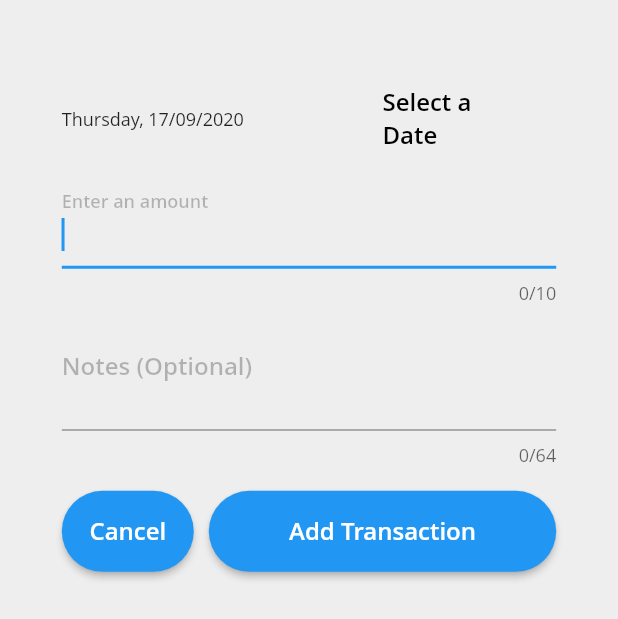
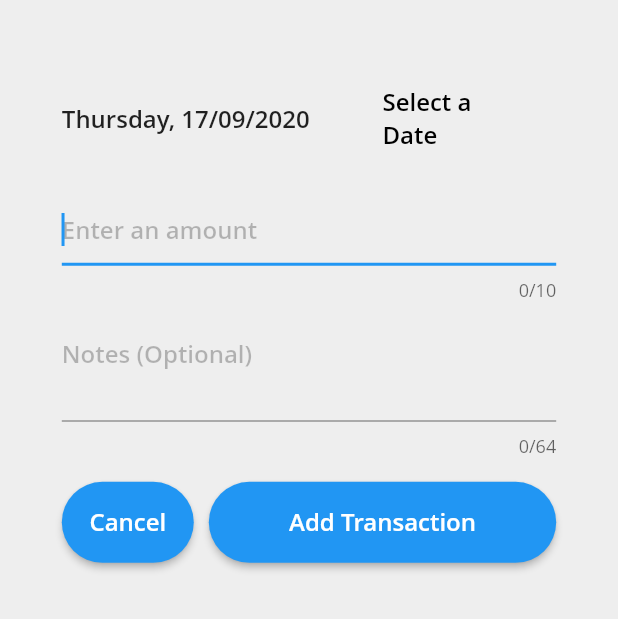
Before and after one commit to usavas/budgee, a Flutter app: the screen it shows after launch, after a tap on the "arrow forward" icon, after a tap on "Rent", on a phone screen of 412 x 824 dp. Shown: the top 619 px of the screen. Run offline on Flutter 3.47's test engine with Material 2 defaults, Android fonts, the phone set to English and light mode, and no system bars; our stand-ins replace auto_size_text, charts_flutter, pie_chart, shared_preferences, sqflite; missing offline and left inert: admob_flutter; accounts and stored records are empty; Roboto replaces fonts that are missing (Open Sans); project files that could hold a hidden picture were left out.

Commit message:
change UI to put placeholders for future futurebuilders   change theme (after depreciation of textTheme.body1 and body2   add time to transaction history info

```diff
--- a/lib/UI/screens/account/add_transaction.dart
+++ b/lib/UI/screens/account/add_transaction.dart
@@ -1,8 +1,6 @@
 import 'dart:developer';
 import 'package:expenses/UI/helper/date_formatter.dart';
-import 'package:expenses/UI/screens/account/providers/current_month_year_provider.dart';
 import 'package:expenses/UI/screens/account/providers/mothly_totals_provider.dart';
-import 'package:expenses/dao/transaction_info_dao.dart';
 import 'package:expenses/models/transaction_info.dart';
 import 'package:expenses/models/transaction_type.dart';
 import 'package:expenses/repositories/transaction_repository.dart';
@@ -61,7 +59,7 @@ class _AddTransactionState extends State<AddTransaction> {
   @override
   Widget build(BuildContext context) {
     final Padding _padding = Padding(
-      padding: EdgeInsets.only(top: 0),
+      padding: EdgeInsets.only(top: 12),
     );
 
     MonthlyTotalsProvider _monthlyTotalProvider =
@@ -86,6 +84,7 @@ class _AddTransactionState extends State<AddTransaction> {
                             child: Text(
                               getOnlyDateString(selectedDate).toString(),
                               textAlign: TextAlign.start,
+                              style: Theme.of(context).textTheme.bodyText1,
                             ),
                           ),
                           Expanded(
@@ -105,7 +104,8 @@ class _AddTransactionState extends State<AddTransaction> {
                             signed: false, decimal: true),
                         maxLength: 10,
                         decoration: const InputDecoration(
-                          labelText: 'Enter an amount',
+                          hintText: 'Enter an amount',
+                          // labelText: 'Enter an amount',
                         ),
                         validator: (value) {
                           if (value.trim().isEmpty) {
@@ -123,7 +123,8 @@ class _AddTransactionState extends State<AddTransaction> {
                         maxLines: 2,
                         maxLength: 64,
                         decoration: const InputDecoration(
-                          labelText: 'Notes (Optional)',
+                          hintText: 'Notes (Optional)',
+                          // labelText: 'Notes (Optional)',
                         ),
                       ),
                       Padding(
--- a/lib/UI/screens/account/current_month.dart
+++ b/lib/UI/screens/account/current_month.dart
@@ -30,8 +30,11 @@ class CurrentMonth extends StatelessWidget {
                   monthProvider.decreaseMonth();
                 },
               ),
-              Text(getCurrMonthYear(DateTime(
-                  monthProvider.currentYear, monthProvider.currentMonth))),
+              Text(
+                getCurrMonthYear(DateTime(
+                    monthProvider.currentYear, monthProvider.currentMonth)),
+                style: Theme.of(context).textTheme.bodyText1,
+              ),
               IconButton(
                 icon: Icon(Icons.arrow_forward),
                 color: Theme.of(context).textTheme.bodyText1.color,
--- a/lib/UI/screens/account/monthly_total_stats.dart
+++ b/lib/UI/screens/account/monthly_total_stats.dart
@@ -1,7 +1,6 @@
 import 'package:expenses/UI/screens/account/providers/current_month_year_provider.dart';
 import 'package:expenses/UI/screens/account/providers/mothly_totals_provider.dart';
 import 'package:expenses/models/monthly_total.dart';
-import 'package:expenses/repositories/monthly_totals_repository.dart';
 import 'package:flutter/material.dart';
 import 'package:provider/provider.dart';
 
@@ -55,49 +54,45 @@ class _MonthlyTotalStatsState extends State<MonthlyTotalStats> {
                       monthYearProvider.currentYear,
                       monthYearProvider.currentMonth),
                 ]),
+                initialData: [
+                  MonthlyTotalAmount(amount: 0),
+                  MonthlyTotalAmount(amount: 0),
+                ],
                 builder: (context, snapshot) {
-                  if (snapshot.connectionState == ConnectionState.done) {
+                  final Padding _padding =
+                      Padding(padding: EdgeInsets.only(top: _paddingBtwTexts));
+
+                  // if (snapshot.connectionState == ConnectionState.done) {
                   if (snapshot.hasError) {
-                      // this returns an empty list from respected dao, check if the list empty, and only then show this text
                     print(snapshot.error);
                     return Center(
                         child: Text(
                             'Add transactions to see the monthly statistics'));
                   }
+
                   return Column(
                     mainAxisAlignment: MainAxisAlignment.start,
                     crossAxisAlignment: CrossAxisAlignment.start,
                     children: <Widget>[
-                        Padding(
-                            padding: EdgeInsets.only(top: _paddingBtwTexts)),
+                      _padding,
                       AccountBalanceInfoRow(
                           'Income:',
                           snapshot.data[0].amount.toStringAsFixed(2),
                           Colors.green),
-                        Padding(
-                            padding: EdgeInsets.only(top: _paddingBtwTexts)),
+                      _padding,
                       AccountBalanceInfoRow(
                           'Expense:',
                           snapshot.data[1].amount.toStringAsFixed(2),
                           Colors.red),
-                        Padding(
-                            padding: EdgeInsets.only(top: _paddingBtwTexts)),
+                      _padding,
                       AccountBalanceInfoRow(
                           'Saved:',
                           (snapshot.data[0].amount - snapshot.data[1].amount)
                               .toStringAsFixed(2),
                           Colors.blue),
-                        Padding(
-                            padding: EdgeInsets.only(top: _paddingBtwTexts)),
+                      _padding,
                     ],
                   );
-                  } else {
-                    return Center(
-
-                        // child: Text('Fetching statistics'),
-
-                        );
-                  }
                 });
           }),
         )),
--- a/lib/UI/themes/dark_theme_styles.dart
+++ b/lib/UI/themes/alternative_themes.dart
@@ -35,6 +35,19 @@ class Styles {
             fontFamily: _fontFamily,
             fontWeight: FontWeight.w600,
             fontSize: 16,
+            color: isDarkTheme ? Colors.white70 : Colors.black87,
+          ),
+          headline5: TextStyle(
+            fontFamily: _fontFamily,
+            fontWeight: FontWeight.w400,
+            fontSize: 14,
+            color: isDarkTheme ? Colors.white70 : Colors.black87,
+          ),
+          headline6: TextStyle(
+            fontFamily: _fontFamily,
+            fontWeight: FontWeight.w300,
+            fontSize: 14,
+            color: isDarkTheme ? Colors.white70 : Colors.black87,
           ),
           // this color is used for the weekdays on datepicker widget
           caption: TextStyle(
--- a/lib/UI/themes/darktheme_provider.dart
+++ b/lib/UI/themes/darktheme_provider.dart
@@ -1,4 +1,4 @@
-import 'shared_freferences.dart';
+import 'dark_theme_preference.dart';
 import 'package:flutter/material.dart';
 
 class DarkThemeProvider with ChangeNotifier {
--- a/lib/main.dart
+++ b/lib/main.dart
@@ -5,7 +5,7 @@ import 'package:provider/provider.dart';
 
 import 'UI/helper/admob_helper.dart';
 import 'UI/screens/account/providers/mothly_totals_provider.dart';
-import 'UI/themes/dark_theme_styles.dart';
+import 'UI/themes/alternative_themes.dart';
 import 'UI/themes/darktheme_provider.dart';
 import 'UI/screens/bottomnavigation.dart';
 
--- a/pubspec.yaml
+++ b/pubspec.yaml
@@ -32,6 +32,7 @@ dependencies:
   intl: ^0.16.1
   shared_preferences: ^0.5.6+3
   flutter_launcher_icons: "^0.8.0"
+  numberpicker: ^1.2.1
 
   # The following adds the Cupertino Icons font to your application.
   # Use with the CupertinoIcons class for iOS style icons.
```
Also changed, not shown: lib/UI/helper/date_formatter.dart (+7 -2 lines), lib/UI/screens/transactionhistory/transaction_history.dart (+32 -11 lines), lib/UI/themes/dark_theme_preference.dart (renamed from lib/UI/themes/shared_freferences.dart), pubspec.lock. Lines whose indentation alone changed are shown as unchanged.
